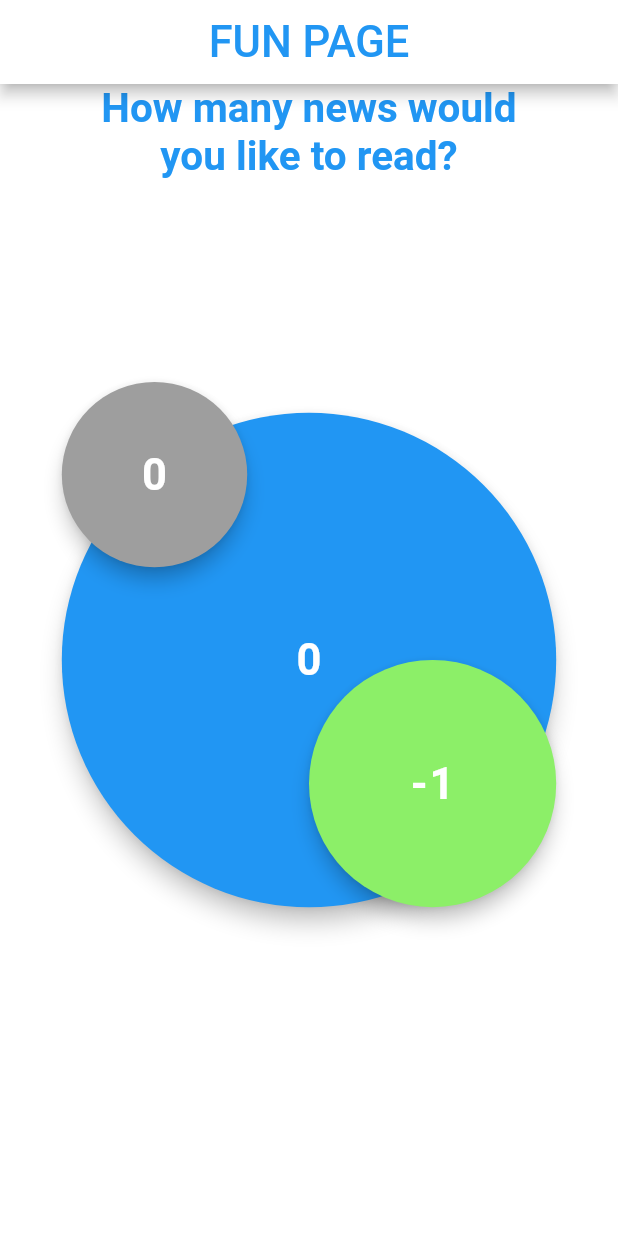
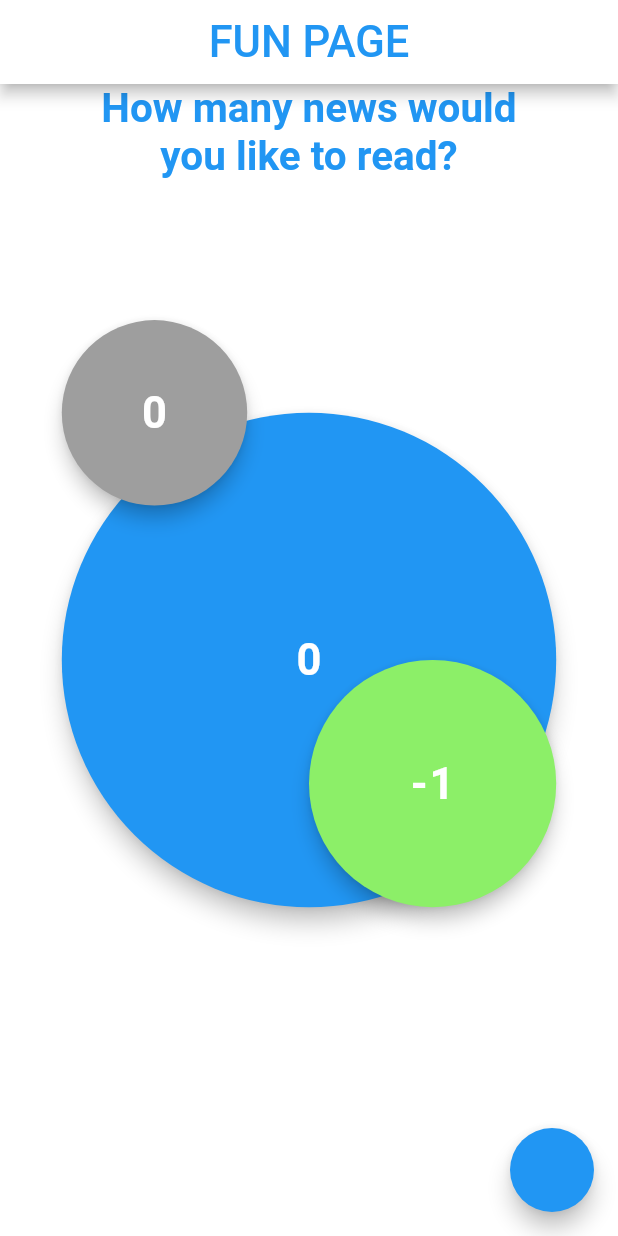
Before and after one commit to Lovric348/BLoC_learning, a Flutter app: the screen it shows after launch, on a phone screen of 412 x 824 dp. Run offline on Flutter 3.47's test engine with Material 2 defaults, Android fonts, the phone set to English and light mode, and no system bars; our stand-ins replace bloc, equatable, flutter_bloc.

Commit message:
8th commit

```diff
--- a/lib/main.dart
+++ b/lib/main.dart
@@ -1,17 +1,37 @@
 import 'package:bloc_learning/presentation/screens/fun_page.dart';
+import 'package:bloc_learning/service/bored_service.dart';
 import 'package:flutter/material.dart';
+import 'package:flutter_bloc/flutter_bloc.dart';
 
+import 'bloc/colors/bloc/colors_bloc.dart';
 
 void main() {
   runApp(const MyApp());
 }
 
-class MyApp extends StatelessWidget {
+class MyApp extends StatefulWidget {
   const MyApp({super.key});
+
+  @override
+  State<MyApp> createState() => _MyAppState();
+}
+
+class _MyAppState extends State<MyApp> {
 
   // This widget is the root of your application.
   @override
   Widget build(BuildContext context) {
-    return FunPage();
+    return MultiBlocProvider(
+      providers: [
+        BlocProvider(
+          create: (context) => ColorsBloc(),
+        ),
+
+      ],
+      child: FunPage()
+
+    );
   }
+
+
 }
--- a/lib/presentation/screens/fun_page.dart
+++ b/lib/presentation/screens/fun_page.dart
@@ -1,8 +1,6 @@
 import 'package:flutter/material.dart';
 import 'package:flutter_bloc/flutter_bloc.dart';
 import '../../bloc/colors/bloc/colors_bloc.dart';
-
-
 
 class FunPage extends StatelessWidget {
   const FunPage({Key? key}) : super(key: key);
@@ -18,6 +16,11 @@ class FunPage extends StatelessWidget {
         home: BlocBuilder<ColorsBloc, ColorsState>(
             builder: (BuildContext context, state) {
           return Scaffold(
+            floatingActionButton: FloatingActionButton(
+              onPressed: (){
+                Navigator.pushNamed(context, '/seriouspage');
+
+              }),
             backgroundColor: state.color,
             appBar: AppBar(
               backgroundColor: state.color,
@@ -27,15 +30,15 @@ class FunPage extends StatelessWidget {
                 style: TextStyle(
                   color: state.colorTitle,
                   fontSize: 29,
-                ),),
+                ),
+              ),
             ),
             body: Container(
-
-              height: screenHeight*1,
-              width: screenWidth*1,
-              child: Stack(
+              height: screenHeight * 1,
+              width: screenWidth * 1,
+              child:
+                  Stack(
                     children: [
-
                       Align(
                           alignment: Alignment.topCenter,
                           child: Text(
@@ -45,69 +48,78 @@ class FunPage extends StatelessWidget {
                               fontSize: 27,
                               fontWeight: FontWeight.bold,
                               color: state.colorTitle,
-                      ),)),
+                            ),
+                          )),
                       Align(
                         alignment: Alignment.center,
                         child: Container(
-                      width: screenWidth*0.8,
-                      height: screenHeight*0.6,
+                          width: screenWidth * 0.8,
+                          height: screenHeight * 0.6,
                           child: Stack(
                             children: [
                               SizedBox(
-                          width: screenWidth*1,
-                          height: screenHeight*1,
+                                width: screenWidth * 1,
+                                height: screenHeight * 1,
                                 child: FloatingActionButton(
                                   child: Text(
                                     "${state.number}",
                                     style: TextStyle(
                                       fontSize: 29,
                                       fontWeight: FontWeight.bold,
-                              ) ,),
-                            onPressed: (){
-                              context.read<ColorsBloc>().add(ColorChangeEvent());
+                                    ),
+                                  ),
+                                  onPressed: () {
+                                    context
+                                        .read<ColorsBloc>()
+                                        .add(ColorChangeEvent());
                                   },
                                   splashColor: Color.fromARGB(255, 6, 84, 147),
                                 ),
                               ),
-                        SizedBox(
-
-                          width: screenWidth*0.3,
-                          height: screenHeight*0.3,
+                              Container(
+                                width: screenWidth * 0.3,
+                                height: screenHeight * 0.2,
                                 child: FloatingActionButton(
                                     child: Text(
                                       '0',
                                       style: TextStyle(
                                         fontSize: 29,
                                         fontWeight: FontWeight.bold,
-                              ),),
+                                      ),
+                                    ),
                                     splashColor: Colors.black87,
                                     elevation: 5,
                                     backgroundColor: Colors.grey,
-                            onPressed: (){
-                              context.read<ColorsBloc>().add(ResetEvent());
-                              }
-                            ),
+                                    onPressed: () {
+                                      context
+                                          .read<ColorsBloc>()
+                                          .add(ResetEvent());
+                                    }),
                               ),
                               Align(
                                 alignment: Alignment.bottomRight,
-                          child: SizedBox(
-
-                            width: screenWidth*0.4,
-                            height: screenHeight*0.4,
+                                child: Container(
+                                  width: screenWidth * 0.4,
+                                  height: screenHeight * 0.4,
                                   child: FloatingActionButton(
                                       child: Text(
                                         '-1',
                                         style: TextStyle(
                                           fontSize: 29,
                                           fontWeight: FontWeight.bold,
-                                ),),
-                              splashColor: Color.fromARGB(221, 9, 101, 29),
+                                        ),
+                                      ),
+                                      splashColor:
+                                          Color.fromARGB(221, 9, 101, 29),
                                       elevation: 5,
-                              backgroundColor: Color.fromARGB(255, 140, 239, 104),
-                              onPressed: (){
-                                context.read<ColorsBloc>().add(DecreaseEvent());
-                                }
-                              ),
+                                      backgroundColor:
+                                          Color.fromARGB(255, 140, 239, 104),
+                                      onPressed: () {
+                                        context
+                                            .read<ColorsBloc>()
+                                            .add(DecreaseEvent());
+
+                                      }),
                                 ),
                               ),
                             ],
@@ -116,13 +128,12 @@ class FunPage extends StatelessWidget {
                       ),
                     ],
                   ),
-            ),
-          );
 
-         }),
 
             ),
           );
-
+        }),
+      ),
+    );
   }
 }
```
Also changed, not shown: lib/bloc/bored/bloc/bored_bloc.dart (deleted, +0 -19 lines), lib/bloc/bored/bloc/bored_event.dart (deleted, +0 -9 lines), lib/bloc/bored/bloc/bored_state.dart (deleted, +0 -26 lines), lib/presentation/screens/serious_page.dart (deleted). Lines whose indentation alone changed are shown as unchanged.
